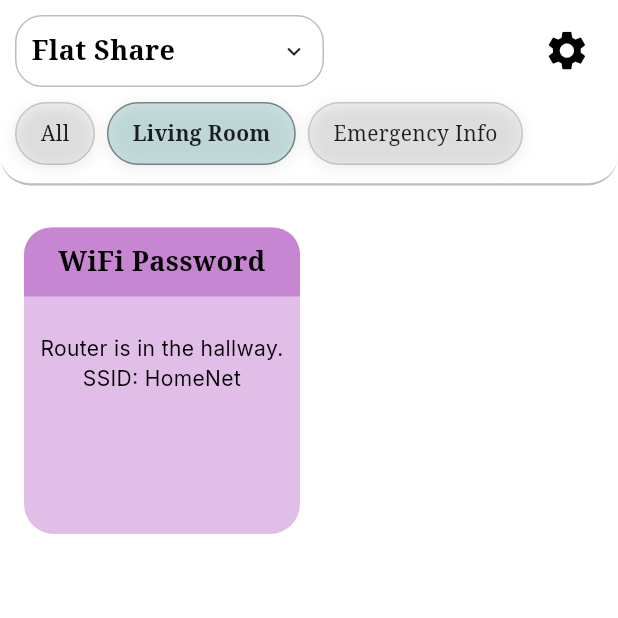
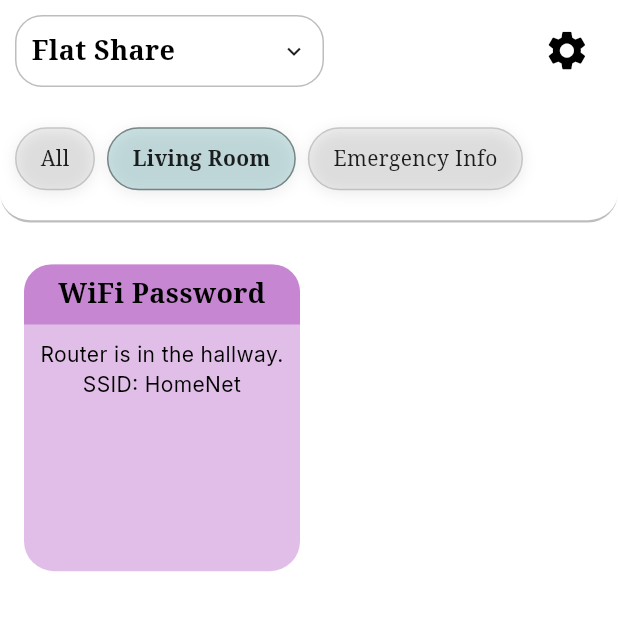
Before and after one commit to Uchyy/faqt, a Flutter app: the DashboardScreen screen opened by its route, on a phone screen of 412 x 824 dp, the top half of it. Run offline on Flutter 3.47's test engine with Material 3 defaults, Android fonts, the phone set to English and light mode, and no system bars; drawn by our look-alikes of dropdown_button2; our stand-ins replace cloud_firestore, flutter_svg, google_fonts, lottie, shared_preferences; accounts and stored records are empty.

Commit message:
Fix: Persist email input and resolve layout overflow issues - Moved TextEditingController out of build() into State to prevent text reset - Added proper initState/dispose lifecycle handling - Fixed out‑of‑bounds/overflow caused by Column height constraints - Removed problematic Spacer() and adjusted layout to avoid RenderFlex overflow

```diff
--- a/lib/features/appBar/faqt_app_bar.dart
+++ b/lib/features/appBar/faqt_app_bar.dart
@@ -25,7 +25,7 @@ class FaqtAppBar extends StatefulWidget implements PreferredSizeWidget {
 
   @override
   Size get preferredSize => Size.fromHeight(
-    MediaQueryData.fromView(WidgetsBinding.instance.platformDispatcher.views.first).size.height * 0.15,
+    MediaQueryData.fromView(WidgetsBinding.instance.platformDispatcher.views.first).size.height * 0.18,
   ); // fallback
 }
 
@@ -40,7 +40,7 @@ class _FaqtAppBarState extends State<FaqtAppBar> {
     final spaces = hubProvider.currentSpaces;
     final activeSpaceId = hubProvider.activeSpaceId;
 
-    final height = MediaQuery.sizeOf(context).height * 0.15;
+    final height = MediaQuery.sizeOf(context).height * 0.18;
     final dropdownWidth = MediaQuery.sizeOf(context).width * 0.5;
 
     return SafeArea(
--- a/lib/features/cards/widgets/card_widget.dart
+++ b/lib/features/cards/widgets/card_widget.dart
@@ -14,20 +14,13 @@ class CardWidget extends StatelessWidget {
 
   @override
   Widget build(BuildContext context) {
-    final width =  MediaQuery.sizeOf(context).width;
-    final height =  MediaQuery.sizeOf(context).height;
-
-
     return Container(
-      constraints: BoxConstraints(
-        minWidth: width * 0.45,
-        minHeight: height * 0.3
-      ),
       decoration: BoxDecoration(
         color: faqt.category.color,
         borderRadius: BorderRadius.circular(20),
       ),
       child: Column(
+        mainAxisSize: MainAxisSize.min,
         crossAxisAlignment: CrossAxisAlignment.center,
         children: [
 
@@ -41,7 +34,7 @@ class CardWidget extends StatelessWidget {
                 topRight: Radius.circular(18),
               ),
             ),
-            padding: context.padding(PaddingSize.small),
+            padding: context.padding(PaddingSize.small) * 0.7,
             child: Text(
               faqt.title,
               style: AppColors.cardHeader.copyWith(
@@ -56,7 +49,7 @@ class CardWidget extends StatelessWidget {
           ),
 
           /// DESCRIPTION
-          const SizedBox(height: 25),
+          const SizedBox(height: 10),
           Text(
             faqt.description ?? "This space has no description",
             style: AppColors.cardDescription.copyWith(
@@ -65,12 +58,10 @@ class CardWidget extends StatelessWidget {
             ),
             softWrap: true,
             textAlign: TextAlign.center,
-            maxLines: 5,
+            maxLines: 2,
             overflow: TextOverflow.ellipsis,
           ),
-
           const SizedBox(height: 10),
-          const Spacer(),
 
           //if (showDivider) ... [ _divider()] ,
           /// ICONS ROW
@@ -84,7 +75,7 @@ class CardWidget extends StatelessWidget {
 
                   },
                   icon: _iconizer(Icon(Icons.link_outlined), context),
-                  iconSize: context.fontSize(FontSize.large),
+                  iconSize: context.fontSize(FontSize.normal),
                   color: Theme.of(context).colorScheme.primary
                 ),
 
--- a/lib/features/welcome/widget/sign_in_options_page.dart
+++ b/lib/features/welcome/widget/sign_in_options_page.dart
@@ -15,10 +15,10 @@ class SignInOptionsPage extends StatefulWidget {
 }
 
 class _SignInOptionsPageState extends State<SignInOptionsPage> {
+  final emailAddressController = TextEditingController();
 
   @override
   Widget build(BuildContext context) {
-    final emailAddressController = TextEditingController();
 
     return SingleChildScrollView (
       child: Column(
```
